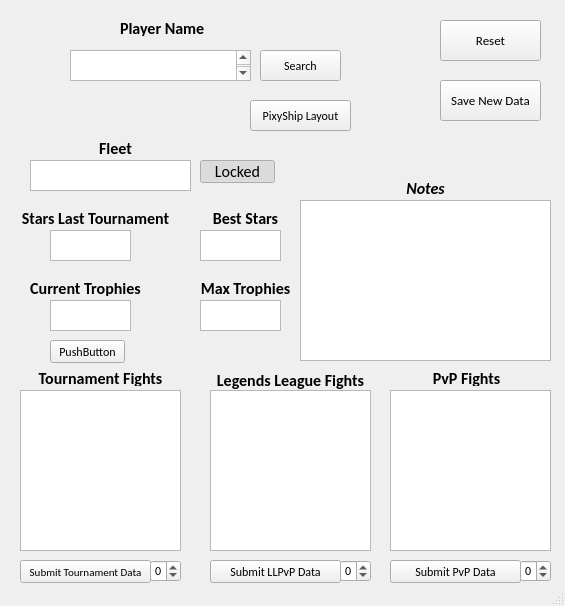
This is pss-ttt.ui in arraken/pss-ttt as Qt 5 draws it before an edit. The edited form follows.
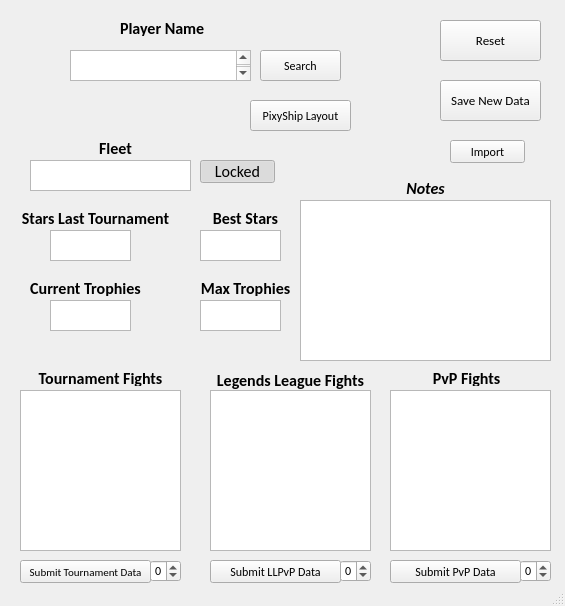
This is the edited form.

The edit to the form file:
```diff
--- a/pss-ttt.ui
+++ b/pss-ttt.ui
@@ -595,14 +595,14 @@
    <widget class="QPushButton" name="clearButton">
     <property name="geometry">
      <rect>
-      <x>50</x>
-      <y>340</y>
+      <x>450</x>
+      <y>140</y>
       <width>75</width>
       <height>23</height>
      </rect>
     </property>
     <property name="text">
-     <string>PushButton</string>
+     <string>Import</string>
     </property>
    </widget>
   </widget>
```
Left out of the diff: 4 changed lines with no effect on the pictures.
